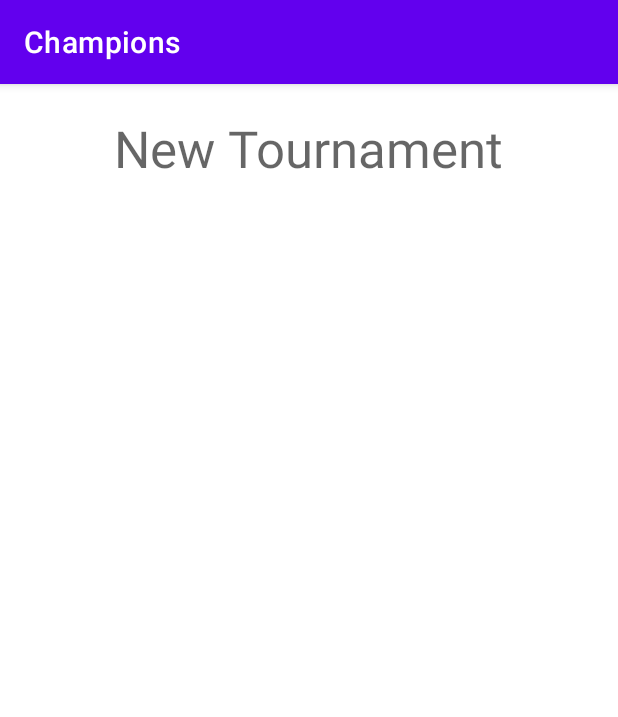
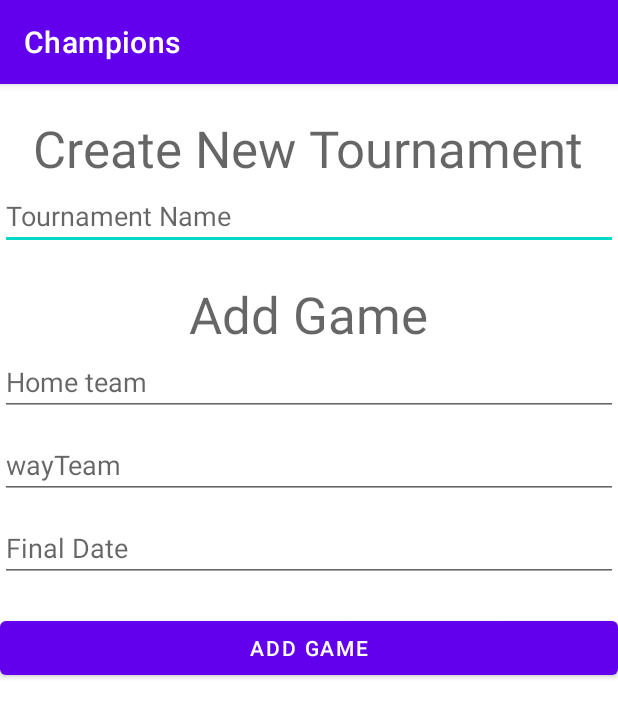
Before and after one commit to ohad1s/Champions-bet-app, an Android app: the ManagerMainActivity screen opened directly, with no data from a screen before it, after a tap on "+ CREATE A NEW COMPETITION +", on a phone screen of 412 x 824 dp. Shown: the top 717 px of the screen. Run offline under Robolectric (Android 15) with nearby library versions, the phone set to English and light mode, and no system bars; our stand-ins replace Firebase (no records; nobody signed in at launch, a user with empty details on screens opened directly); 3 statements that could not run were skipped.

Commit message:
my commit :)

```diff
--- a/app/src/main/java/com/example/champions/CreateNewTournament.java
+++ b/app/src/main/java/com/example/champions/CreateNewTournament.java
@@ -3,12 +3,68 @@ package com.example.champions;
 import androidx.appcompat.app.AppCompatActivity;
 
 import android.os.Bundle;
+import android.view.View;
+import android.widget.EditText;
+
+import com.google.android.gms.tasks.OnSuccessListener;
+import com.google.firebase.database.FirebaseDatabase;
+import com.google.firebase.firestore.DocumentReference;
+import com.google.firebase.firestore.DocumentSnapshot;
+import com.google.firebase.firestore.FirebaseFirestore;
+
+import java.text.ParseException;
+import java.text.SimpleDateFormat;
+import java.util.Date;
+
+import src.games.Game;
+import src.games.Tournament;
+import src.games.User;
 
 public class CreateNewTournament extends AppCompatActivity {
+    private FirebaseFirestore firebaseDatabase;
+    private User user;
+    private Tournament tournament;
 
+    private EditText tournamentName;
+    private EditText homeTeam;
+    private EditText wayTeam;
+    private EditText finalDate;
     @Override
     protected void onCreate(Bundle savedInstanceState) {
         super.onCreate(savedInstanceState);
         setContentView(R.layout.activity_create_new_tournament);
+
+        tournamentName = findViewById(R.id.tournamentName);
+        homeTeam = findViewById(R.id.homeTeam);
+        wayTeam = findViewById(R.id.wayTeam);
+        finalDate = findViewById(R.id.finalDate);
+
+        firebaseDatabase = FirebaseFirestore.getInstance();
+        Bundle b = getIntent().getExtras();
+        String userId = "hello"; // or other values
+        if(b != null)
+            userId = b.getString("userid");
+        DocumentReference docRef = firebaseDatabase.collection("users").document(userId);
+        docRef.get().addOnSuccessListener(new OnSuccessListener<DocumentSnapshot>() {
+            @Override
+            public void onSuccess(DocumentSnapshot documentSnapshot) {
+                user = documentSnapshot.toObject(User.class);
+                afterOnCreate();
+            }
+        });
+    }
+    public void afterOnCreate() {
+        String tournamentID = user.getUserID() + '/' + user.getMyTournaments().size();
+        tournament = new Tournament(tournamentID, "name",user,new Date(System.currentTimeMillis()), new Date(System.currentTimeMillis()));
+    }
+
+    public void onClicAddGameButton(View view) throws ParseException {
+        String tournamentName_text = tournamentName.getText().toString();
+        String homeTeam_text = homeTeam.getText().toString();
+        String wayTeam_text = wayTeam.getText().toString();
+        Date finalDate_date = new SimpleDateFormat("dd/MM/yyyy").parse(finalDate.getText().toString());
+
+        String gameID = tournament.getTournamentID() + "/" + tournament.getGames().size();
+//        Game newGame = new Game(gameID, )
     }
 }
--- a/app/src/main/java/com/example/champions/ManagerMainActivity.java
+++ b/app/src/main/java/com/example/champions/ManagerMainActivity.java
@@ -7,6 +7,7 @@ import android.os.Bundle;
 import android.util.Log;
 import android.view.View;
 import android.widget.Button;
+import android.widget.TextView;
 import android.widget.Toast;
 
 import com.google.android.gms.tasks.OnSuccessListener;
@@ -31,23 +32,30 @@ public class ManagerMainActivity extends AppCompatActivity {
         String userId = "hello"; // or other values
         if(b != null)
             userId = b.getString("userid");
-        Log.d("STATE", userId);
-        Toast.makeText(ManagerMainActivity.this, userId, Toast.LENGTH_SHORT).show();
         DocumentReference docRef = firebaseDatabase.collection("users").document(userId);
         docRef.get().addOnSuccessListener(new OnSuccessListener<DocumentSnapshot>() {
             @Override
             public void onSuccess(DocumentSnapshot documentSnapshot) {
                 user = documentSnapshot.toObject(User.class);
-                Toast.makeText(ManagerMainActivity.this, user.getNickname(), Toast.LENGTH_SHORT).show();
-                Log.d("STATE", user.getNickname());
+                afteronCreate();
             }
         });
+    }
+    public void afteronCreate() {
+        TextView textView = (TextView) findViewById(R.id.welcomeManager);
+        textView.setText("Welcome " + user.getNickname() + "!");
+
 
         createANewTournament = findViewById(R.id.CreateBtn);
         createANewTournament.setOnClickListener(new View.OnClickListener() {
             @Override
             public void onClick(View view) {
-                startActivity(new Intent(ManagerMainActivity.this, CreateNewTournament.class));
+                Intent intent = new Intent(ManagerMainActivity.this, CreateNewTournament.class);
+                Bundle b = new Bundle();
+                b.putString("userid", user.getUserID()); //Your id
+                intent.putExtras(b); //Put your id to your next Intent
+                startActivity(intent);
+                finish();
             }
         });
     }
--- a/app/src/main/java/src/games/Bet.java
+++ b/app/src/main/java/src/games/Bet.java
@@ -16,6 +16,48 @@ public class Bet {
         this.home_score = h;
         this.away_score = a;
     }
+    public Bet(){}
+
+    public String getBetID() {
+        return betID;
+    }
+
+    public void setBetID(String betID) {
+        this.betID = betID;
+    }
+
+    public Game getGame() {
+        return game;
+    }
+
+    public void setGame(Game game) {
+        this.game = game;
+    }
+
+    public int getHome_score() {
+        return home_score;
+    }
+
+    public void setHome_score(int home_score) {
+        this.home_score = home_score;
+    }
+
+    public int getAway_score() {
+        return away_score;
+    }
+
+    public void setAway_score(int away_score) {
+        this.away_score = away_score;
+    }
+
+    public User getUser() {
+        return user;
+    }
+
+    public void setUser(User user) {
+        this.user = user;
+    }
+
     public HashMap<String, Object> toHashMap(){
         HashMap<String, Object> toReturn = new HashMap<>();
         toReturn.put("betID", betID);
--- a/app/src/main/java/src/games/Game.java
+++ b/app/src/main/java/src/games/Game.java
@@ -19,6 +19,7 @@ public class Game {
         this.home_score=0;
         this.final_date=fd;
     }
+    public Game(){}
 
     public String getGameID() {
         return gameID;
--- a/app/src/main/java/src/games/Team.java
+++ b/app/src/main/java/src/games/Team.java
@@ -12,13 +12,13 @@ public class Team {
     private ImageView image;
     private List<Game> historyGames;
 
-    public Team(String teamID, String name, ImageView image) {
+    public Team(String teamID, String name /*ImageView image*/) {
         this.teamID = teamID;
         this.name = name;
-        this.image = image;
+        //this.image = image;
         this.historyGames = new ArrayList<Game>();
     }
-
+    public Team(){}
     public String getTeamID() {
         return teamID;
     }
--- a/app/src/main/java/src/games/User.java
+++ b/app/src/main/java/src/games/User.java
@@ -24,8 +24,6 @@ public class User {
         this.userBets = new ArrayList<Bet>();
     }
     public User() {
-        this.myTournaments = new ArrayList<Tournament>();
-        this.userBets = new ArrayList<Bet>();
     }
 
     public String getUserID() {
--- a/app/src/main/res/layout/activity_create_new_tournament.xml
+++ b/app/src/main/res/layout/activity_create_new_tournament.xml
@@ -3,16 +3,75 @@
     xmlns:tools="http://schemas.android.com/tools"
     android:layout_width="match_parent"
     android:layout_height="match_parent"
-    tools:context=".ManagerMainActivity">
+    tools:context=".CreateNewTournament">
 
     <TextView
-        android:id="@+id/NewTournament"
+        android:id="@+id/createNewTournament"
         android:layout_width="wrap_content"
         android:layout_height="wrap_content"
-        android:text="New Tournament"
+        android:text="Create New Tournament"
         android:layout_marginTop="20dp"
         android:textAppearance="@style/TextAppearance.AppCompat.Display1"
         app:layout_constraintEnd_toEndOf="parent"
         app:layout_constraintStart_toStartOf="parent"
         android:layout_centerHorizontal="true"/>
+    <EditText
+        android:id="@+id/tournamentName"
+        android:layout_width="match_parent"
+        android:layout_height="wrap_content"
+        android:layout_centerHorizontal="true"
+        android:layout_centerVertical="true"
+        android:hint="Tournament Name"
+        android:layout_below="@id/createNewTournament"
+        android:inputType="textEmailAddress" />
+
+    <TextView
+        android:id="@+id/addGame"
+        android:layout_width="wrap_content"
+        android:layout_height="wrap_content"
+        android:text="Add Game"
+        android:layout_marginTop="20dp"
+        android:textAppearance="@style/TextAppearance.AppCompat.Display1"
+        app:layout_constraintEnd_toEndOf="parent"
+        app:layout_constraintStart_toStartOf="parent"
+        android:layout_below="@id/tournamentName"
+        android:layout_centerHorizontal="true"/>
+    <EditText
+        android:id="@+id/homeTeam"
+        android:layout_width="match_parent"
+        android:layout_height="wrap_content"
+        android:layout_centerHorizontal="true"
+        android:layout_centerVertical="true"
+        android:hint="Home team"
+        android:layout_below="@id/addGame"
+        android:inputType="textEmailAddress" />
+    <EditText
+        android:id="@+id/wayTeam"
+        android:layout_width="match_parent"
+        android:layout_height="wrap_content"
+        android:layout_below="@id/homeTeam"
+        android:layout_marginTop="10dp"
+        android:hint="wayTeam"
+        android:inputType="textPassword" />
+    <EditText
+        android:id="@+id/finalDate"
+        android:layout_width="match_parent"
+        android:layout_height="wrap_content"
+        android:layout_below="@+id/wayTeam"
+        android:layout_marginTop="10dp"
+        android:hint="Final Date"
+        android:inputType="date"/>
+
+    <Button
+        android:id="@+id/addGameButton"
+        android:layout_width="match_parent"
+        android:layout_height="wrap_content"
+        android:layout_below="@+id/finalDate"
+        android:layout_centerHorizontal="true"
+        android:layout_centerVertical="true"
+        android:layout_marginTop="20dp"
+        android:gravity="center"
+        android:onClick="onClicAddGameButton"
+        android:text="Add Game" />
+
 </RelativeLayout>
```
